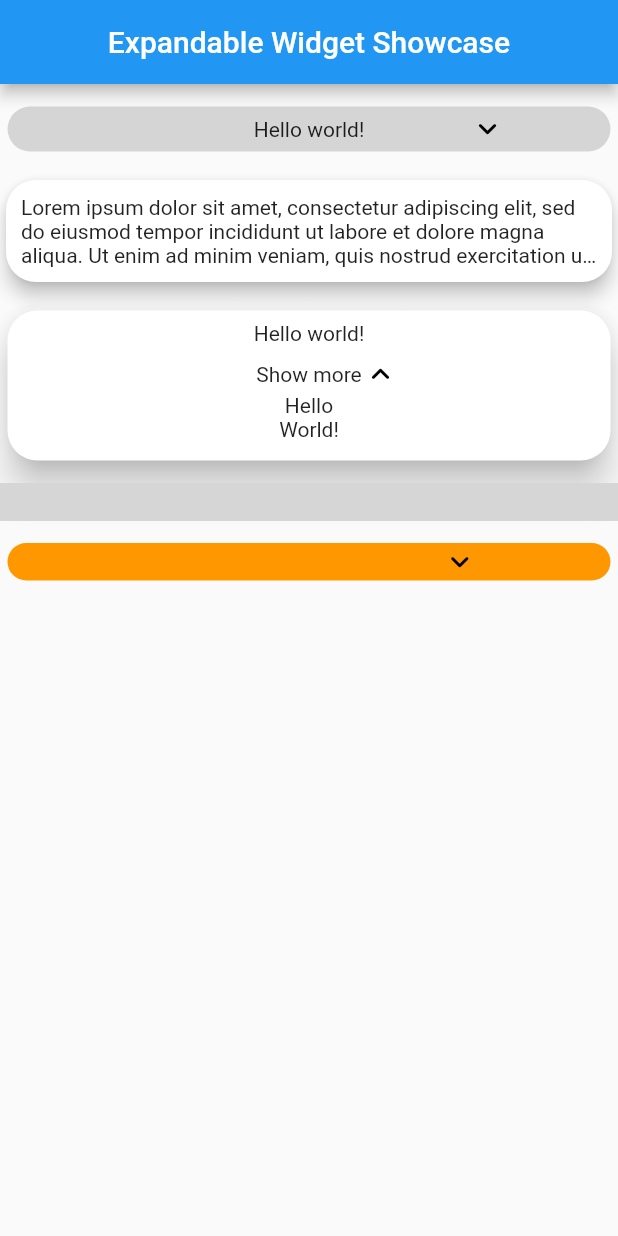
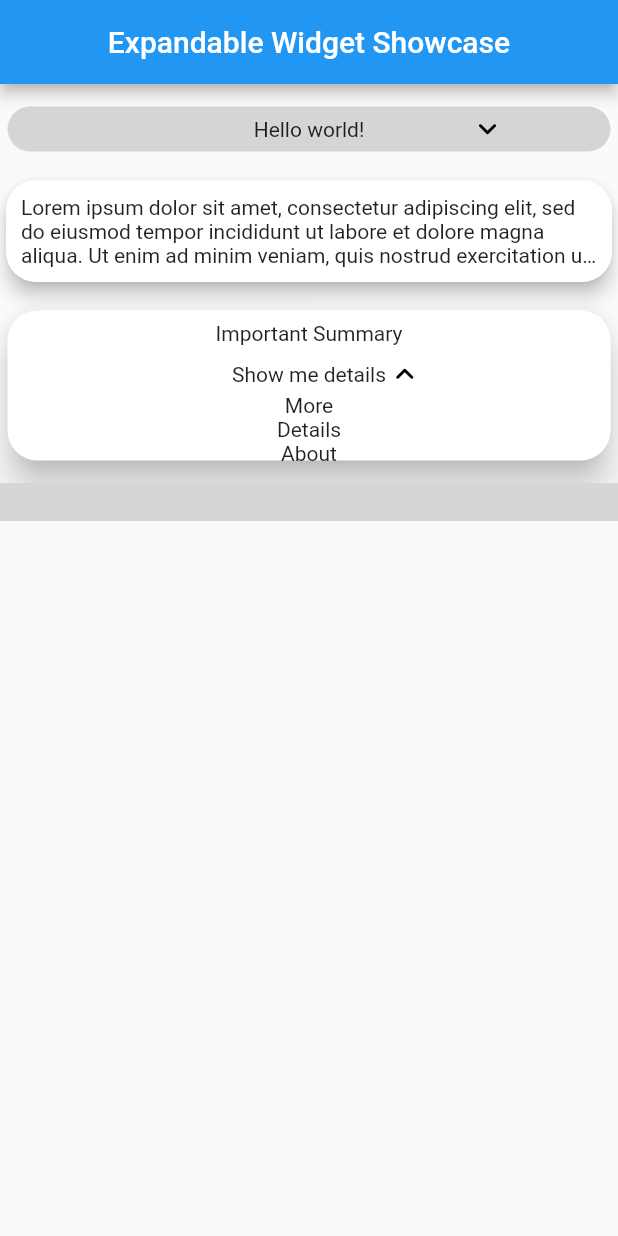
Before and after one commit to fatihozkan-github/ExpandableWidgets, a Flutter app: the screen it shows after launch, on a phone screen of 412 x 824 dp. Run offline on Flutter 3.47's test engine with Material 2 defaults, Android fonts, the phone set to English and light mode, and no system bars; grey boxes are pictures that could not be loaded.

Commit message:
• Update.

```diff
--- a/lib/example/main.dart
+++ b/lib/example/main.dart
@@ -32,7 +32,7 @@ class MyApp extends StatelessWidget {
                   ),
                 ),
               ),
-              backGroundColor: Colors.grey.withOpacity(0.4),
+              backgroundColor: Colors.grey.withOpacity(0.4),
               showArrowIcon: true,
               centralizePrimaryWidget: true,
             ),
@@ -51,27 +51,28 @@ class MyApp extends StatelessWidget {
 
             /// Extended example
             ExpandableWidget.extended(
+              elevation: 10,
+              initiallyExpanded: true,
+              centralizePrimaryWidget: true,
+              centralizeAdditionalWidget: true,
               primaryWidget: Container(
                 height: 30,
-                child: Center(child: Text('Hello world!')),
+                child: Center(child: Text('Important Summary')),
               ),
               secondaryWidget: Container(
                 height: 45,
                 child: Center(
                   child: Column(
                     children: [
-                      Text('Hello'),
-                      Text('World!'),
+                      Text('More'),
+                      Text('Details'),
+                      Text('About'),
+                      Text('Something'),
                     ],
                   ),
                 ),
               ),
-              elevation: 10,
-              additionalWidget: Text('Show more'),
-              arrowColor: Colors.blueGrey,
-              centralizePrimaryWidget: true,
-              initiallyExpanded: true,
-              centralizeAdditionalWidget: true,
+              additionalWidget: Text('Show me details'),
             ),
             SizedBox(height: 10),
 
@@ -80,20 +81,12 @@ class MyApp extends StatelessWidget {
               primaryWidget: Container(height: 10),
               secondaryWidget: Container(height: 20),
               showArrowIcon: true,
-              arrowColor: Colors.black,
-              backGroundImage:
+              backgroundImage:
                   DecorationImage(image: AssetImage('flutter.png')),
-              backGroundColor: Colors.transparent,
+              backgroundColor: Colors.transparent,
               cardMargin: EdgeInsets.all(0),
             ),
             SizedBox(height: 10),
-            ExpandableWidget(
-              primaryWidget: Container(),
-              secondaryWidget: Center(child: Text('Hello world')),
-              showArrowIcon: true,
-              backGroundColor: Colors.orange,
-              centralizePrimaryWidget: true,
-            ),
           ],
         ),
       ),
--- a/lib/src/expandable_widget.dart
+++ b/lib/src/expandable_widget.dart
@@ -9,17 +9,16 @@ class ExpandableWidget extends Expandable {
     Widget? primaryWidget,
     Widget? secondaryWidget,
     Function? onPressed,
-    Color? backGroundColor = Colors.white,
+    Color? backgroundColor = Colors.white,
     double? elevation = 0,
     ShapeBorder? shape,
     EdgeInsets? padding,
     Duration? animationDuration = const Duration(milliseconds: 100),
     Duration? beforeAnimationDuration,
-    DecorationImage? backGroundImage,
+    DecorationImage? backgroundImage,
     EdgeInsets? cardMargin = const EdgeInsets.all(5.0),
     bool? showArrowIcon = false,
     bool? hoverOn,
-    Color? arrowColor,
     Widget? arrowWidget,
     bool? centralizePrimaryWidget = false,
   })  : assert(primaryWidget != null),
@@ -27,17 +26,16 @@ class ExpandableWidget extends Expandable {
           primaryWidget: primaryWidget,
           secondaryWidget: secondaryWidget,
           onPressed: onPressed,
-          backGroundColor: backGroundColor,
+          backgroundColor: backgroundColor,
           elevation: elevation,
           shape: shape,
           animationDuration: animationDuration,
           beforeAnimationDuration: beforeAnimationDuration,
           padding: padding,
-          backGroundImage: backGroundImage,
+          backgroundImage: backgroundImage,
           cardMargin: cardMargin,
           hoverOn: hoverOn,
           showArrowIcon: showArrowIcon,
-          arrowColor: arrowColor,
           arrowWidget: arrowWidget,
           text: '',
           centralizePrimaryWidget: centralizePrimaryWidget,
@@ -58,7 +56,7 @@ class ExpandableWidget extends Expandable {
     TextStyle? textStyle,
   })  : assert(text != null),
         super(
-          backGroundColor: backGroundColor,
+          backgroundColor: backGroundColor,
           text: text,
           elevation: elevation,
           padding: padding,
@@ -70,6 +68,13 @@ class ExpandableWidget extends Expandable {
           centralizePrimaryWidget: false,
         );
 
+  /// • Almost similar to [ExpandableWidget].
+  ///
+  /// • Takes an [additionalWidget] which behaves like subtitle.
+  ///
+  /// • [additionalWidget] brings an iconWidget next to it.
+  ///
+  /// • See [Expandable] for more details.
   ExpandableWidget.extended({
     Widget? primaryWidget,
     Widget? secondaryWidget,
@@ -81,10 +86,9 @@ class ExpandableWidget extends Expandable {
     EdgeInsets? padding,
     Duration? animationDuration = const Duration(milliseconds: 100),
     Duration? beforeAnimationDuration,
-    DecorationImage? backGroundImage,
+    DecorationImage? backgroundImage,
     EdgeInsets? cardMargin = const EdgeInsets.all(5.0),
     bool? hoverOn,
-    Color? arrowColor,
     bool? initiallyExpanded,
     bool? centralizePrimaryWidget = false,
     bool? centralizeAdditionalWidget = false,
@@ -94,16 +98,15 @@ class ExpandableWidget extends Expandable {
           secondaryWidget: secondaryWidget,
           additionalWidget: additionalWidget,
           onPressed: onPressed,
-          backGroundColor: backGroundColor,
+          backgroundColor: backGroundColor,
           elevation: elevation,
           shape: shape,
           animationDuration: animationDuration,
           beforeAnimationDuration: beforeAnimationDuration,
           padding: padding,
-          backGroundImage: backGroundImage,
+          backgroundImage: backgroundImage,
           cardMargin: cardMargin,
           hoverOn: hoverOn,
-          arrowColor: arrowColor,
           initiallyExpanded: initiallyExpanded,
           text: '',
           centralizePrimaryWidget: centralizePrimaryWidget,
```
Also changed, not shown: lib/src/expandable.dart (+44 -42 lines).
